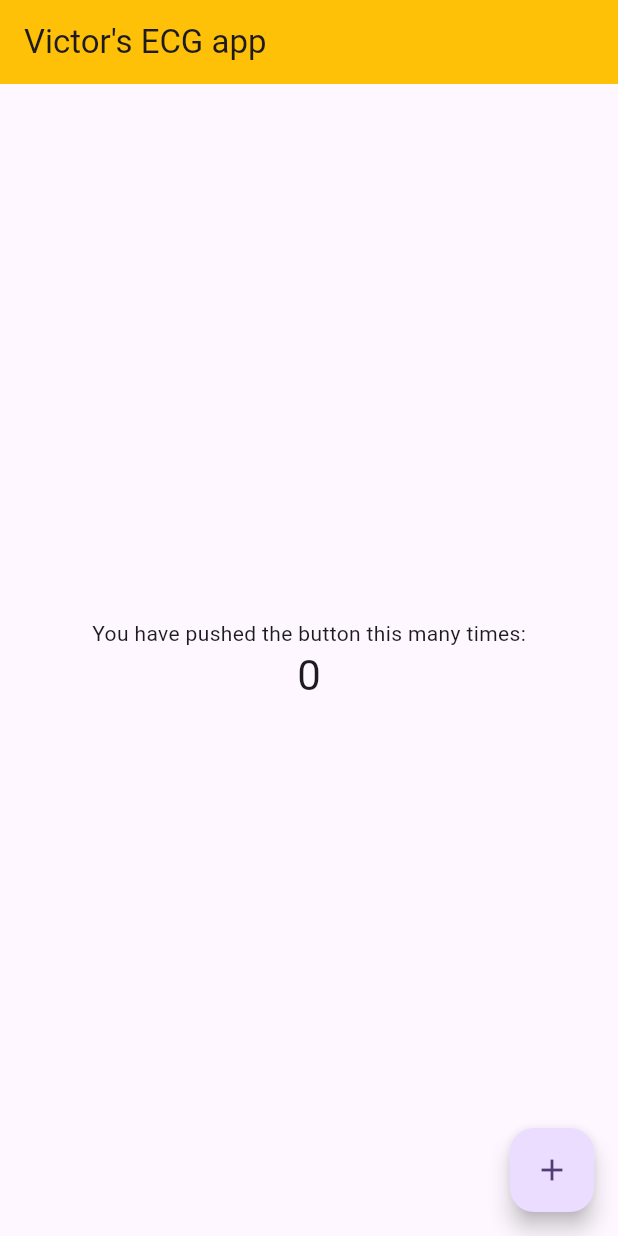
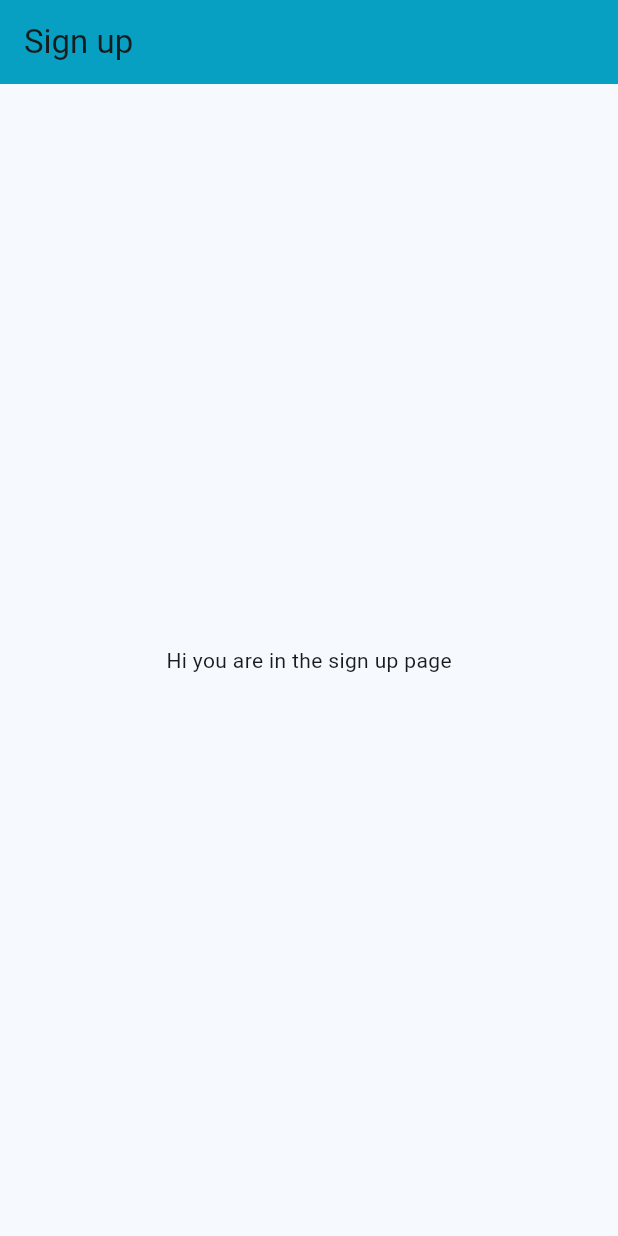
Before and after one commit to Sudo-Victor-Victory/ecg_app, a Flutter app: the screen it shows after launch, on a phone screen of 412 x 824 dp. Run offline on Flutter 3.47's test engine with Material 3 defaults, Android fonts, the phone set to English and light mode, and no system bars.

Commit message:
Removed initial flutter project inclusions, added a Sign Up Page placeholder, and added some colors

```diff
--- /dev/null
+++ b/devtools_options.yaml
@@ -0,0 +1,3 @@
+description: This file stores settings for Dart & Flutter DevTools.
+documentation: https://docs.flutter.dev/tools/devtools/extensions#configure-extension-enablement-states
+extensions:
--- a/lib/main.dart
+++ b/lib/main.dart
@@ -1,11 +1,22 @@
 import 'package:flutter/material.dart';
+import 'package:flutter_ecg_app/views/pages/sign_up.dart';
 
 void main() {
   runApp(const MyApp());
 }
 
-class MyApp extends StatelessWidget {
+class MyApp extends StatefulWidget {
   const MyApp({super.key});
+
+  @override
+  State<MyApp> createState() => _MyAppState();
+}
+
+class _MyAppState extends State<MyApp> {
+  @override
+  void initState() {
+    super.initState();
+  }
 
   @override
   Widget build(BuildContext context) {
@@ -14,52 +25,9 @@ class MyApp extends StatelessWidget {
       // Removes the ugly debug banner
       debugShowCheckedModeBanner: false,
       theme: ThemeData(
-        colorScheme: ColorScheme.fromSeed(seedColor: Colors.deepPurple),
+        colorScheme: ColorScheme.fromSeed(seedColor: Color(0xFF086788)),
       ),
-      home: const MyHomePage(title: "Victor's ECG app"),
+      home: SignUpPage(),
     );
   }
 }
-
-class MyHomePage extends StatefulWidget {
-  const MyHomePage({super.key, required this.title});
-
-  final String title;
-
-  @override
-  State<MyHomePage> createState() => _MyHomePageState();
-}
-
-class _MyHomePageState extends State<MyHomePage> {
-  int _counter = 0;
-
-  void _incrementCounter() {
-    setState(() {
-      _counter++;
-    });
-  }
-
-  @override
-  Widget build(BuildContext context) {
-    return Scaffold(
-      appBar: AppBar(backgroundColor: Colors.amber, title: Text(widget.title)),
-      body: Center(
-        child: Column(
-          mainAxisAlignment: MainAxisAlignment.center,
-          children: <Widget>[
-            const Text('You have pushed the button this many times:'),
-            Text(
-              '$_counter',
-              style: Theme.of(context).textTheme.headlineMedium,
-            ),
-          ],
-        ),
-      ),
-      floatingActionButton: FloatingActionButton(
-        onPressed: _incrementCounter,
-        tooltip: 'Increment',
-        child: const Icon(Icons.add),
-      ),
-    );
-  }
-}
--- /dev/null
+++ b/lib/views/pages/sign_up.dart
@@ -0,0 +1,21 @@
+import 'package:flutter/material.dart';
+
+class SignUpPage extends StatefulWidget {
+  const SignUpPage({super.key});
+
+  @override
+  State<SignUpPage> createState() => _SignUpPageState();
+}
+
+class _SignUpPageState extends State<SignUpPage> {
+  @override
+  Widget build(BuildContext context) {
+    return Scaffold(
+      appBar: AppBar(
+        title: Text("Sign up", selectionColor: Color(0xFF1D1B14)),
+        backgroundColor: Color(0xFF07A0C3),
+      ),
+      body: Center(child: Text("Hi you are in the sign up page")),
+    );
+  }
+}
```
